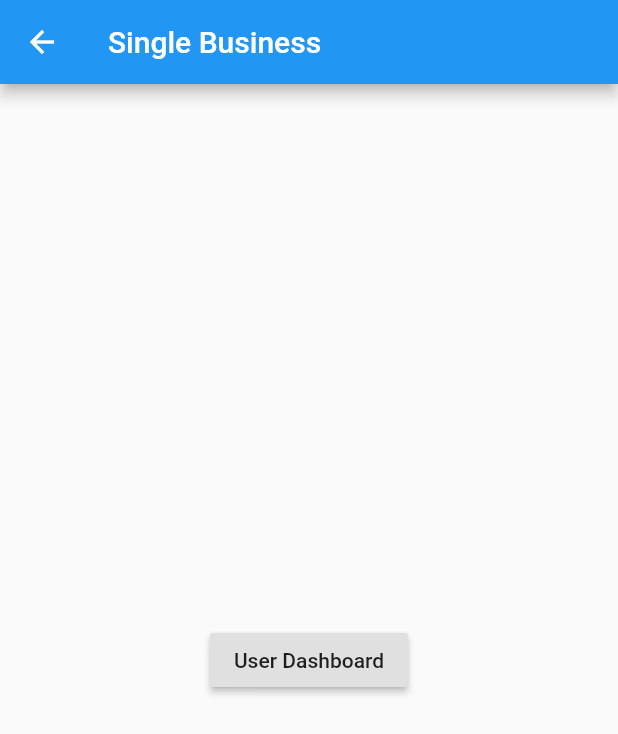
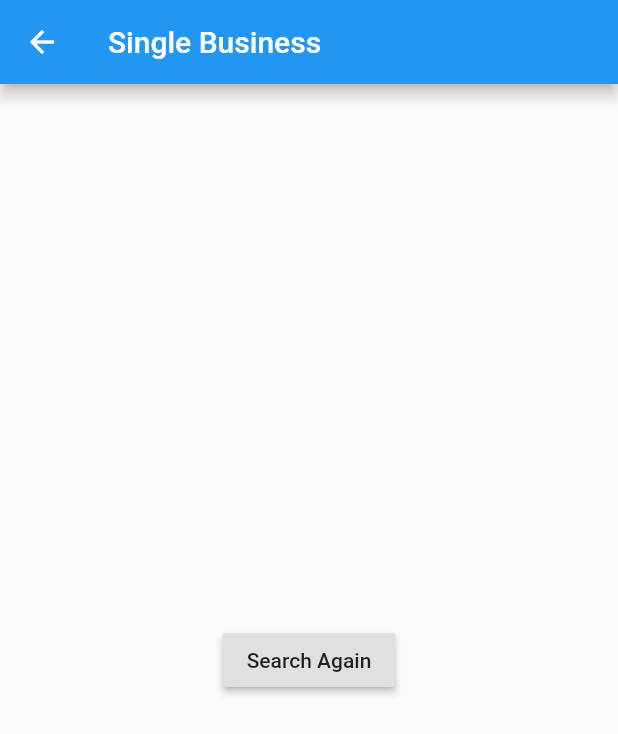
Before and after one commit to veronicakate/f_e_access_the_city, a Flutter app: the SingleBusiness screen opened directly, on a phone screen of 412 x 824 dp. Shown: the top 734 px of the screen. Run offline on Flutter 3.47's test engine with Material 2 defaults, Android fonts, the phone set to English and light mode, and no system bars.

Commit message:
update route on page

```diff
--- a/access_the_city/lib/pages/users/single_business.dart
+++ b/access_the_city/lib/pages/users/single_business.dart
@@ -1,5 +1,5 @@
 import 'package:flutter/material.dart';
-import 'package:access_the_city/pages/users/user_dashboard.dart';
+import 'package:access_the_city/pages/users/select_location.dart';
 
 class SingleBusiness extends StatelessWidget {
   @override
@@ -10,7 +10,7 @@ class SingleBusiness extends StatelessWidget {
       ),
       body: Center(
         child: RaisedButton(
-          child: Text('User Dashboard'),
+          child: Text('Search Again'),
           onPressed: () {
             Navigator.push(
               context,
```
